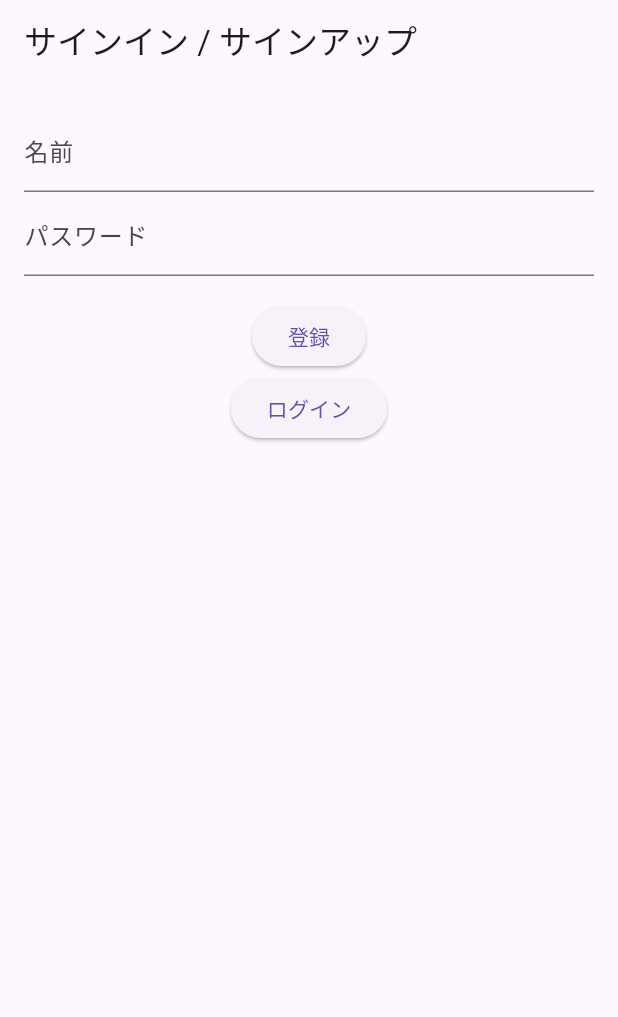
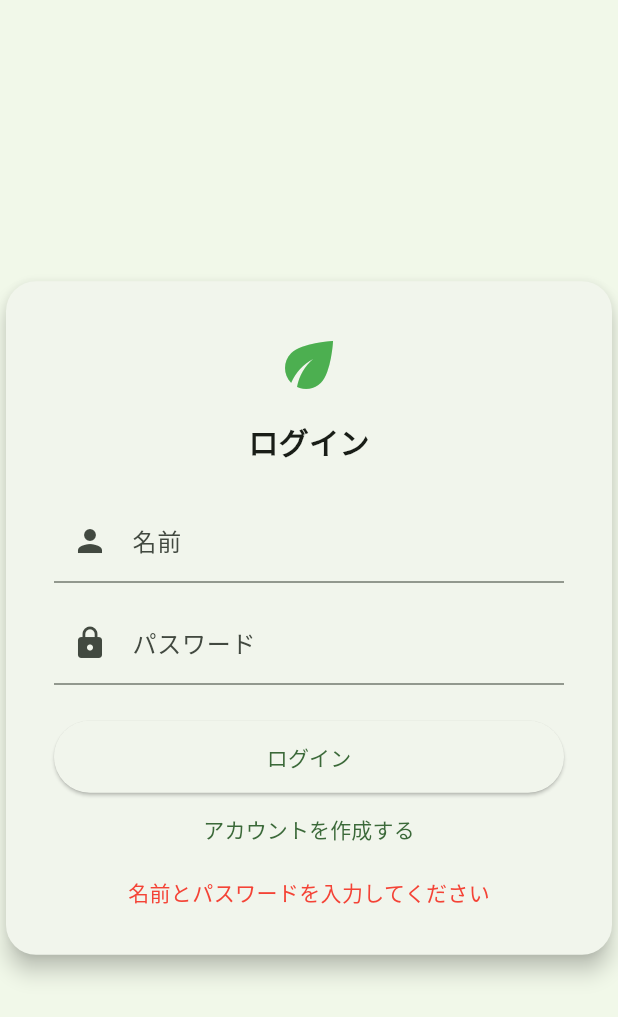
Before and after one commit to Ajay199903/basic-login-function, a Flutter app: the screen it shows after launch, after a tap on "ログイン", on a phone screen of 412 x 824 dp. Shown: the top 1017 px of the screen. Run offline on Flutter 3.47's test engine with Material 3 defaults, Android fonts, the phone set to English and light mode, and no system bars; our stand-ins replace flutter_secure_storage; network calls fail.

Commit message:
Fix #7: Fixed Frontend

```diff
--- a/frontend/lib/main.dart
+++ b/frontend/lib/main.dart
@@ -7,33 +7,95 @@ void main() {
   runApp(MyApp());
 }
 
+const String apiBaseUrl = 'http://localhost:5000';
 final storage = FlutterSecureStorage();
-const String apiBaseUrl = 'http://localhost:5000';
 
+/* =======================
+   APP ROOT (AUTO LOGIN)
+   ======================= */
 class MyApp extends StatelessWidget {
+  Future<bool> isLoggedIn() async {
+    final token = await storage.read(key: 'jwt');
+    return token != null;
+  }
+
   @override
   Widget build(BuildContext context) {
     return MaterialApp(
-      title: '認証デモ',
-      home: LoginPage(),
+      debugShowCheckedModeBanner: false,
+      theme: ThemeData(
+        colorScheme: ColorScheme.fromSeed(seedColor: Colors.green),
+        scaffoldBackgroundColor: const Color(0xFFF1F8E9),
+      ),
+      home: FutureBuilder<bool>(
+        future: isLoggedIn(),
+        builder: (context, snapshot) {
+          if (!snapshot.hasData) {
+            return const Scaffold(
+              body: Center(child: CircularProgressIndicator()),
+            );
+          }
+          return snapshot.data! ? HomePage() : AuthPage();
+        },
+      ),
     );
   }
 }
 
 /* =======================
-   LOGIN / Register PAGE
+   AUTH PAGE
    ======================= */
-class LoginPage extends StatefulWidget {
+class AuthPage extends StatefulWidget {
   @override
-  _LoginPageState createState() => _LoginPageState();
+  _AuthPageState createState() => _AuthPageState();
 }
 
-class _LoginPageState extends State<LoginPage> {
+class _AuthPageState extends State<AuthPage> {
+  bool isLogin = true;
   final userNameController = TextEditingController();
   final passwordController = TextEditingController();
   String message = '';
 
+  void resetForm() {
+    userNameController.clear();
+    passwordController.clear();
+    message = '';
+  }
+
+  bool validateLoginForm() {
+    if (userNameController.text.isEmpty ||
+      passwordController.text.isEmpty) {
+      message = '名前とパスワードを入力してください';
+      return false;
+    }
+    return true;
+  }
+
+  bool validateRegisterForm() {
+    final userName = userNameController.text;
+    final password = passwordController.text;
+
+    if (userName.isEmpty || password.isEmpty) {
+      message = 'すべての項目を入力してください';
+      return false;
+    }
+    if (userName.length < 1) {
+      message = '名前は入力してください';
+      return false;
+    }
+    if (password.length < 6) {
+      message = 'パスワードは6文字以上にしてください';
+      return false;
+    }
+    return true;
+  }
+
   Future<void> register() async {
+    if (!validateRegisterForm()) {
+      setState(() {});
+      return;
+    }
+
     final res = await http.post(
       Uri.parse('$apiBaseUrl/register'),
       headers: {'Content-Type': 'application/json'},
@@ -43,14 +105,25 @@ class _LoginPageState extends State<LoginPage> {
       }),
     );
 
+    if (res.statusCode == 201) {
       setState(() {
-      message = res.statusCode == 201
-          ? '登録が完了しました'
-          : '登録に失敗しました';
+        isLogin = true;
+        resetForm();
+        message = '登録が完了しました。ログインしてください。';
       });
+    } else {
+      setState(() {
+        message = '登録に失敗しました';
+      });
+    }
   }
 
   Future<void> login() async {
+    if (!validateLoginForm()) {
+      setState(() {});
+      return;
+    }
+
     final res = await http.post(
       Uri.parse('$apiBaseUrl/login'),
       headers: {'Content-Type': 'application/json'},
@@ -64,64 +137,88 @@ class _LoginPageState extends State<LoginPage> {
       final token = jsonDecode(res.body)['access_token'];
       await storage.write(key: 'jwt', value: token);
 
-      //Redirect after login
       Navigator.pushReplacement(
         context,
         MaterialPageRoute(builder: (_) => HomePage()),
       );
     } else {
       setState(() {
-        message = 'ログインに失敗しました';
+        message = '名前またはパスワードが間違っています';
       });
-    }
-  }
-
-  Future<String> fetchProfileMessage() async {
-    final token = await storage.read(key: 'jwt');
-
-    final res = await http.get(
-      Uri.parse('$apiBaseUrl/profile'),
-      headers: {
-        'Authorization': 'Bearer $token',
-      },
-    );
-
-    if (res.statusCode == 200) {
-      return jsonDecode(res.body)['message'];
-    } else {
-      return 'プロフィール取得に失敗しました';
     }
   }
 
   @override
   Widget build(BuildContext context) {
     return Scaffold(
-      appBar: AppBar(title: Text('サインイン / サインアップ')),
-      body: Padding(
-        padding: const EdgeInsets.all(16),
+      body: Center(
+        child: Card(
+          elevation: 6,
+          shape: RoundedRectangleBorder(borderRadius: BorderRadius.circular(20)),
+          child: Padding(
+            padding: const EdgeInsets.all(32),
+            child: SizedBox(
+              width: 360,
               child: Column(
+                mainAxisSize: MainAxisSize.min,
                 children: [
+                  Icon(Icons.eco, size: 48, color: Colors.green),
+                  const SizedBox(height: 12),
+                  Text(
+                    isLogin ? 'ログイン' : '新規登録',
+                    style: const TextStyle(
+                        fontSize: 20, fontWeight: FontWeight.bold),
+                  ),
+                  const SizedBox(height: 24),
+
                   TextField(
                     controller: userNameController,
-              decoration: InputDecoration(labelText: '名前'),
+                    decoration: const InputDecoration(
+                      labelText: '名前',
+                      prefixIcon: Icon(Icons.person),
                     ),
+                  ),
+                  const SizedBox(height: 12),
+
                   TextField(
                     controller: passwordController,
-              decoration: InputDecoration(labelText: 'パスワード'),
+                    decoration: const InputDecoration(
+                      labelText: 'パスワード',
+                      prefixIcon: Icon(Icons.lock),
+                    ),
                     obscureText: true,
                   ),
-            const SizedBox(height: 16),
+                  const SizedBox(height: 24),
+
                   ElevatedButton(
-              onPressed: register,
-              child: Text('登録'),
+                    onPressed: isLogin ? login : register,
+                    child: Text(isLogin ? 'ログイン' : '登録'),
+                    style: ElevatedButton.styleFrom(
+                      minimumSize: const Size(double.infinity, 48),
                     ),
-            ElevatedButton(
-              onPressed: login,
-              child: Text('ログイン'),
                   ),
-            const SizedBox(height: 12),
-            Text(message, style: TextStyle(color: Colors.red)),
+
+                  TextButton(
+                    onPressed: () {
+                      setState(() {
+                        isLogin = !isLogin;
+                        resetForm();
+                        message = '';
+                      });
+                    },
+                    child: Text(
+                      isLogin
+                          ? 'アカウントを作成する'
+                          : 'ログイン画面に戻る',
+                    ),
+                  ),
+
+                  const SizedBox(height: 8),
+                  Text(message, style: const TextStyle(color: Colors.red)),
                 ],
+              ),
+            ),
+          ),
         ),
       ),
     );
@@ -132,62 +229,81 @@ class _LoginPageState extends State<LoginPage> {
    HOME PAGE
    ======================= */
 class HomePage extends StatelessWidget {
-  Future<void> logout(BuildContext context) async {
-    await storage.delete(key: 'jwt');
+  Future<String> fetchProfileMessage() async {
+    final token = await storage.read(key: 'jwt');
+    final res = await http.get(
+      Uri.parse('$apiBaseUrl/profile'),
+      headers: {'Authorization': 'Bearer $token'},
+    );
+    return res.statusCode == 200
+        ? jsonDecode(res.body)['message']
+        : '取得失敗';
+  }
 
-    Navigator.pushReplacement(
-      context,
-      MaterialPageRoute(builder: (_) => LoginPage()),
+  Widget energyCard(IconData icon, String title, Color color) {
+    return Card(
+      elevation: 4,
+      shape: RoundedRectangleBorder(borderRadius: BorderRadius.circular(16)),
+      child: Padding(
+        padding: const EdgeInsets.all(24),
+        child: Column(
+          children: [
+            Icon(icon, size: 40, color: color),
+            const SizedBox(height: 12),
+            Text(title, style: const TextStyle(fontSize: 16)),
+          ],
+        ),
+      ),
     );
   }
 
-  Future<String> fetchProfileMessage() async {
-    final token = await storage.read(key: 'jwt');
-
-    final res = await http.get(
-      Uri.parse('$apiBaseUrl/profile'),
-      headers: {
-        'Authorization': 'Bearer $token',
-      },
+  Future<void> logout(BuildContext context) async {
+    await storage.delete(key: 'jwt');
+    Navigator.pushReplacement(
+      context,
+      MaterialPageRoute(builder: (_) => AuthPage()),
     );
-
-    if (res.statusCode == 200) {
-      return jsonDecode(res.body)['message'];
-    } else {
-      return 'プロフィール取得に失敗しました';
-    }
   }
 
   @override
   Widget build(BuildContext context) {
     return Scaffold(
-      appBar: AppBar(title: Text('ホーム')),
-      body: Center(
-        child: FutureBuilder<String>(
+      appBar: AppBar(
+        title: const Text('エネルギーダッシュボード'),
+        actions: [
+          IconButton(
+            icon: const Icon(Icons.logout),
+            onPressed: () => logout(context),
+          ),
+        ],
+      ),
+      body: FutureBuilder<String>(
         future: fetchProfileMessage(),
         builder: (context, snapshot) {
-            if (snapshot.connectionState == ConnectionState.waiting) {
-              return CircularProgressIndicator();
+          if (!snapshot.hasData) {
+            return const Center(child: CircularProgressIndicator());
           }
-            if (snapshot.hasError) {
-              return Text('エラーが発生しました');
-            }
-            return Column(
-              mainAxisAlignment: MainAxisAlignment.center,
+
+          return Padding(
+            padding: const EdgeInsets.all(24),
+            child: Column(
               children: [
-                Text(
-                  snapshot.data ?? '',
-                  style: TextStyle(fontSize: 18),
-                ),
-                const SizedBox(height: 20),
-                ElevatedButton(
-                  onPressed: () => logout(context),
-                  child: Text('ログアウト'),
+                Text(snapshot.data!, style: const TextStyle(fontSize: 18)),
+                const SizedBox(height: 24),
+
+                Row(
+                  mainAxisAlignment: MainAxisAlignment.spaceEvenly,
+                  children: [
+                    energyCard(Icons.solar_power, '太陽光', Colors.orange),
+                    energyCard(Icons.wind_power, '風力', Colors.blue),
+                    energyCard(
+                        Icons.battery_charging_full, '蓄電池', Colors.green),
+                  ],
                 ),
               ],
+            ),
           );
         },
-        ),
       ),
     );
   }
```
Also changed, not shown: 1 other file. Lines whose indentation alone changed are shown as unchanged.
